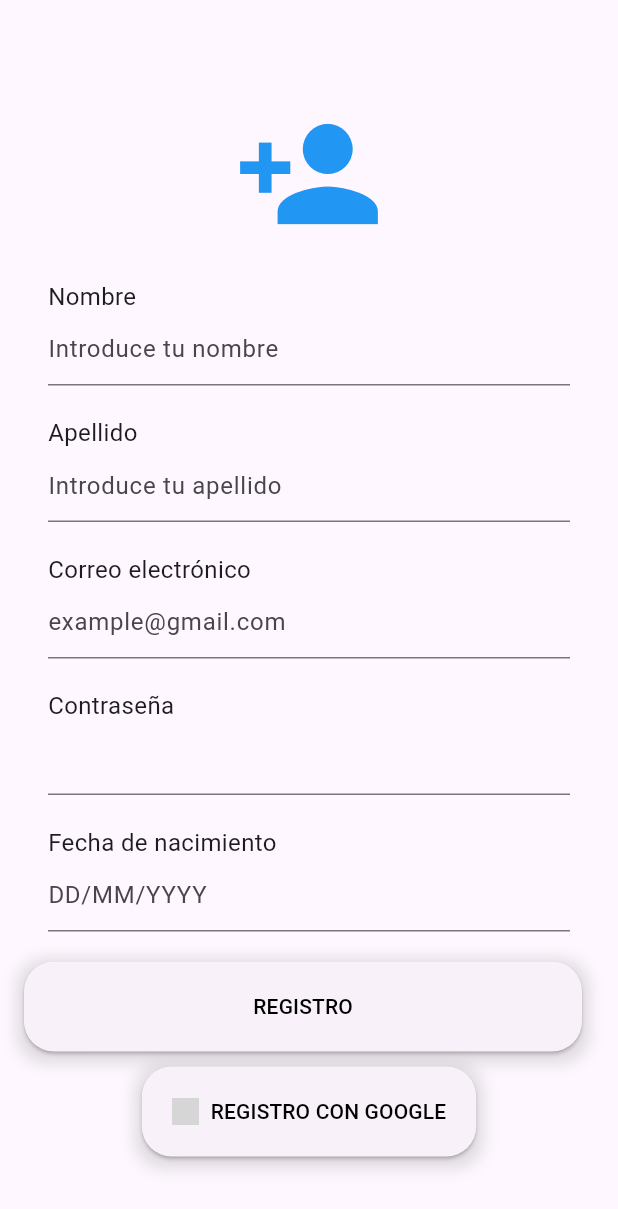
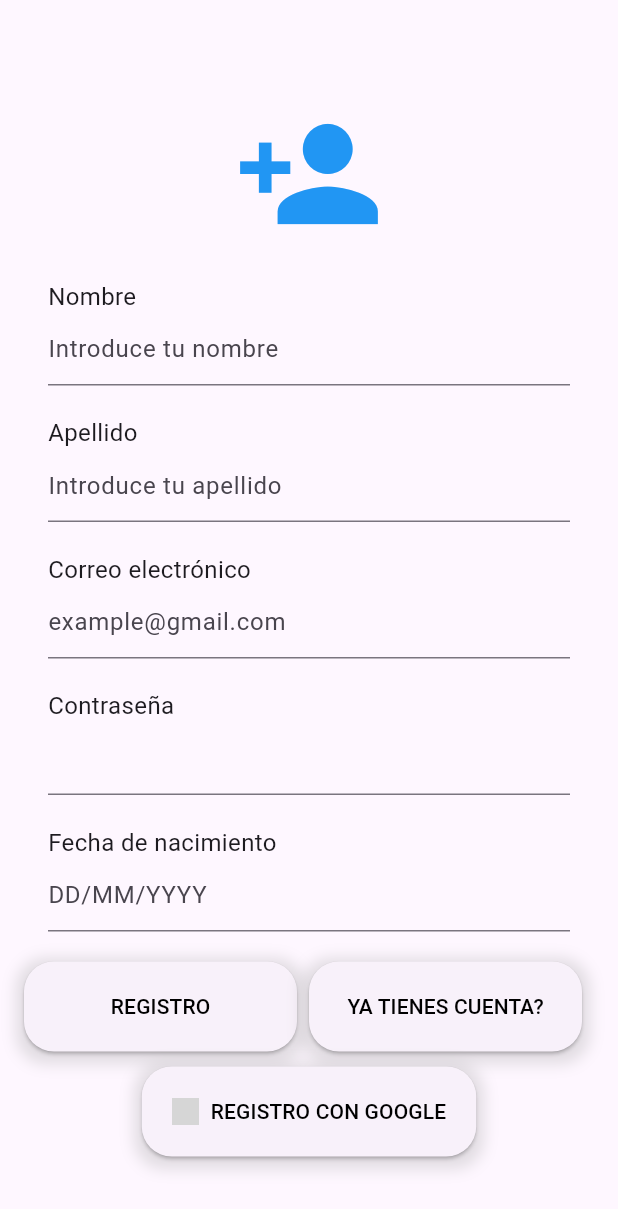
Before and after one commit to mgaangel10/LocalGlovo, a Flutter app: the screen it shows after launch, on a phone screen of 412 x 824 dp. Shown: the top 1209 px of the screen. Run offline on Flutter 3.47's test engine with Material 3 defaults, Android fonts, the light colour scheme and no system bars; our stand-ins replace bloc, flutter_bloc, shared_preferences; network calls fail; grey boxes are pictures that could not be loaded.

Commit message:
retoques registro de usuario

```diff
--- a/local_glovo/lib/ui/pages/register_page.dart
+++ b/local_glovo/lib/ui/pages/register_page.dart
@@ -19,7 +19,6 @@ class _RegisterPageState extends State<RegisterPage> {
   final lastnameTextController = TextEditingController();
   final passwordTextController = TextEditingController();
   final birthDateTextController = TextEditingController();
-
   late AuthRepository authRepository;
   late RegisterBloc _registerBloc;
 
@@ -70,9 +69,7 @@ class _RegisterPageState extends State<RegisterPage> {
             if (state is DoRegisterSuccess) {
               Navigator.push(
                 context,
-                MaterialPageRoute(
-                    builder: (context) =>
-                        InicioSesion()), // Reemplaza PaginaInicioSesion con el nombre correcto de tu clase de página de inicio de sesión
+                MaterialPageRoute(builder: (context) => InicioSesion()),
               );
             }
           },
@@ -248,8 +245,7 @@ class _RegisterPageState extends State<RegisterPage> {
                         ),
                         child: Text(
                           'Registro'.toUpperCase(),
-                          style: TextStyle(
-                              color: Colors.black), // Color del texto negro
+                          style: TextStyle(color: Colors.black),
                         ),
                         onPressed: () {
                           if (_formRegister.currentState!.validate()) {
@@ -266,6 +262,43 @@ class _RegisterPageState extends State<RegisterPage> {
                     ),
                   ),
                 ),
+                Expanded(
+                  child: Padding(
+                    padding: const EdgeInsets.only(right: 8.0),
+                    child: Container(
+                      decoration: BoxDecoration(
+                        borderRadius: BorderRadius.circular(20),
+                        boxShadow: [
+                          BoxShadow(
+                            color: Colors.grey.withOpacity(0.3),
+                            spreadRadius: 5,
+                            blurRadius: 8,
+                            offset: Offset(0, 3),
+                          ),
+                        ],
+                      ),
+                      child: ElevatedButton(
+                        style: ElevatedButton.styleFrom(
+                          padding: EdgeInsets.all(20),
+                          shape: RoundedRectangleBorder(
+                            borderRadius: BorderRadius.circular(20),
+                          ),
+                        ),
+                        child: Text(
+                          'Ya tienes cuenta?'.toUpperCase(),
+                          style: TextStyle(color: Colors.black),
+                        ),
+                        onPressed: () {
+                          Navigator.push(
+                            context,
+                            MaterialPageRoute(
+                                builder: (context) => InicioSesion()),
+                          );
+                        },
+                      ),
+                    ),
+                  ),
+                ),
               ],
             ),
             const SizedBox(
@@ -274,8 +307,7 @@ class _RegisterPageState extends State<RegisterPage> {
             Center(
               child: Container(
                 decoration: BoxDecoration(
-                  borderRadius: BorderRadius.circular(
-                      20), // Radio del borde del contenedor
+                  borderRadius: BorderRadius.circular(20),
                   boxShadow: [
                     BoxShadow(
                       color: Colors.grey.withOpacity(0.3),
@@ -289,7 +321,6 @@ class _RegisterPageState extends State<RegisterPage> {
                   style: ElevatedButton.styleFrom(
                     padding: EdgeInsets.all(20),
                     shape: RoundedRectangleBorder(
-                      // Aplicar el mismo radio al botón
                       borderRadius: BorderRadius.circular(20),
                     ),
                   ),
@@ -302,9 +333,7 @@ class _RegisterPageState extends State<RegisterPage> {
                     'Registro con Google'.toUpperCase(),
                     style: TextStyle(color: Colors.black),
                   ),
-                  onPressed: () {
-                    // Aquí puedes agregar la funcionalidad de registro con Google
-                  },
+                  onPressed: () {},
                 ),
               ),
             ),
```
Also changed, not shown: local_glovo/lib/ui/pages/inicio_sesion.dart (+5 -14 lines), local_glovo/pubspec.lock.
